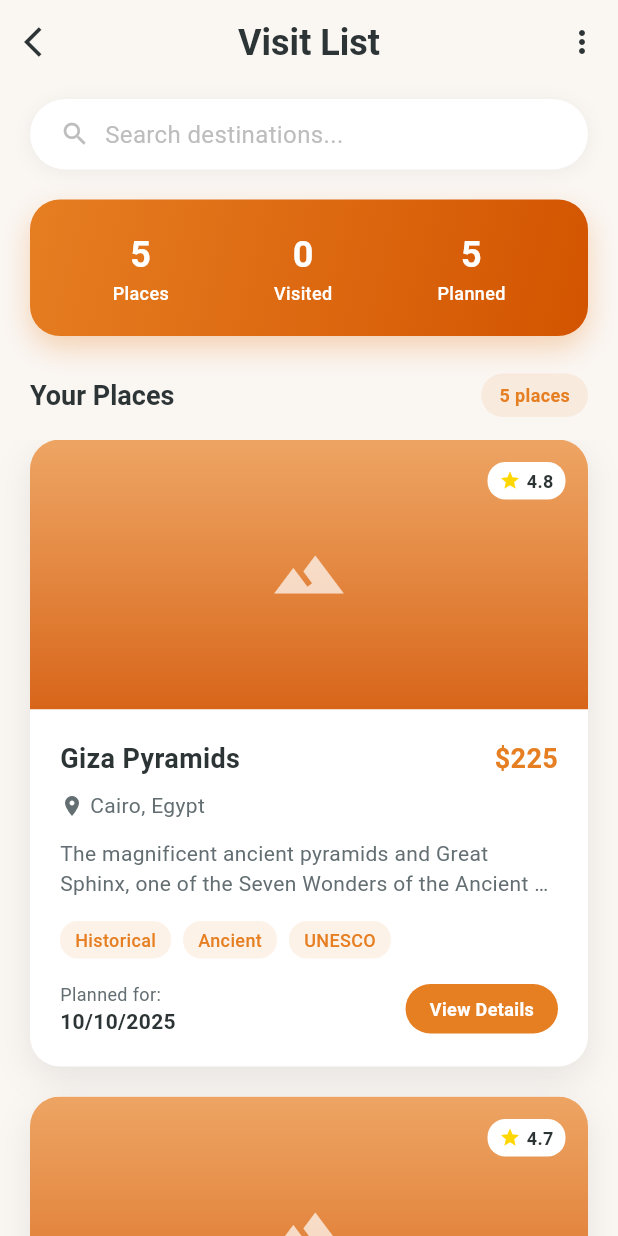
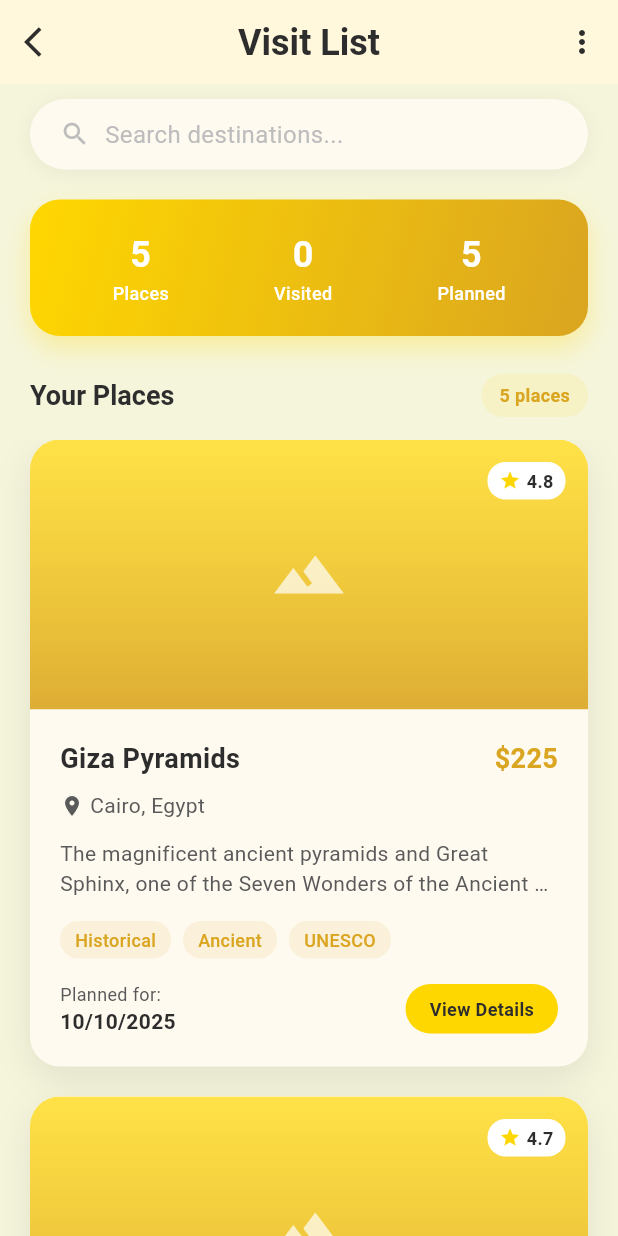
Before and after one commit to DEPI-Coursee/Final-Project, a Flutter app: the screen it shows after launch, on a phone screen of 412 x 824 dp. Run offline on Flutter 3.47's test engine with Material 3 defaults, Android fonts, the phone set to English and light mode, and no system bars.

Commit message:
Visit list page

```diff
--- a/lib/main.dart
+++ b/lib/main.dart
@@ -14,18 +14,16 @@ class TravelApp extends StatelessWidget {
       title: 'Travel Guide',
       debugShowCheckedModeBanner: false,
       theme: ThemeData(
-        primarySwatch: Colors.orange,
-        primaryColor: const Color(0xFFE67E22),
-        scaffoldBackgroundColor: const Color(0xFFFAF6F2),
+        primarySwatch: Colors.amber,
+        primaryColor: const Color(0xFFFFD700),
+        scaffoldBackgroundColor: const Color(0xFFFFF8DC),
         colorScheme: const ColorScheme.light(
-          primary: Color(0xFFE67E22),
-          secondary: Color(0xFFD4A574),
-          surface: Colors.white,
-          background: Color(0xFFFAF6F2),
-          onPrimary: Colors.white,
-          onSecondary: Colors.white,
-          onSurface: Color(0xFF2D3436),
-          onBackground: Color(0xFF2D3436),
+          primary: Color(0xFFFFD700),
+          secondary: Color(0xFFDAA520),
+          surface: Color(0xFFFFFAF0),
+          onPrimary: Color(0xFF2D2D2D),
+          onSecondary: Color(0xFF2D2D2D),
+          onSurface: Color(0xFF2D2D2D),
         ),
         useMaterial3: true,
         fontFamily: 'Roboto',
@@ -33,26 +31,20 @@ class TravelApp extends StatelessWidget {
           headlineLarge: TextStyle(
             fontSize: 28,
             fontWeight: FontWeight.bold,
-            color: Color(0xFF2D3436),
+            color: Color(0xFF2D2D2D),
           ),
           headlineMedium: TextStyle(
             fontSize: 24,
             fontWeight: FontWeight.w600,
-            color: Color(0xFF2D3436),
+            color: Color(0xFF2D2D2D),
           ),
           titleLarge: TextStyle(
             fontSize: 18,
             fontWeight: FontWeight.w600,
-            color: Color(0xFF2D3436),
+            color: Color(0xFF2D2D2D),
           ),
-          bodyLarge: TextStyle(
-            fontSize: 16,
-            color: Color(0xFF636E72),
-          ),
-          bodyMedium: TextStyle(
-            fontSize: 14,
-            color: Color(0xFF636E72),
-          ),
+          bodyLarge: TextStyle(fontSize: 16, color: Color(0xFF5A5A5A)),
+          bodyMedium: TextStyle(fontSize: 14, color: Color(0xFF5A5A5A)),
         ),
       ),
       home: const VisitListPage(),
@@ -73,8 +65,10 @@ class _VisitListPageState extends State<VisitListPage> {
       id: '1',
       name: 'Giza Pyramids',
       location: 'Cairo, Egypt',
-      description: 'The magnificent ancient pyramids and Great Sphinx, one of the Seven Wonders of the Ancient World.',
-      imageUrl: 'https://images.unsplash.com/photo-1539650116574-75c0c6d68963?w=400',
+      description:
+          'The magnificent ancient pyramids and Great Sphinx, one of the Seven Wonders of the Ancient World.',
+      imageUrl:
+          'https://images.unsplash.com/photo-1539650116574-75c0c6d68963?w=400',
       rating: 4.8,
       price: '\$225',
       tags: ['Historical', 'Ancient', 'UNESCO'],
@@ -84,8 +78,10 @@ class _VisitListPageState extends State<VisitListPage> {
       id: '2',
       name: 'Karnak Temple Complex',
       location: 'Luxor, Egypt',
-      description: 'A vast mix of decayed temples, chapels, pylons, and other buildings in Egypt.',
-      imageUrl: 'https://images.unsplash.com/photo-1574354076090-5afe8fd0d0d0?w=400',
+      description:
+          'A vast mix of decayed temples, chapels, pylons, and other buildings in Egypt.',
+      imageUrl:
+          'https://images.unsplash.com/photo-1574354076090-5afe8fd0d0d0?w=400',
       rating: 4.7,
       price: '\$185',
       tags: ['Temple', 'Historical', 'Sacred'],
@@ -95,8 +91,10 @@ class _VisitListPageState extends State<VisitListPage> {
       id: '3',
       name: 'Blue Hole',
       location: 'Dahab, Egypt',
-      description: 'A submarine sinkhole famous for recreational diving. Crystal clear waters and coral reefs.',
-      imageUrl: 'https://images.unsplash.com/photo-1583212292454-1fe6229603b7?w=400',
+      description:
+          'A submarine sinkhole famous for recreational diving. Crystal clear waters and coral reefs.',
+      imageUrl:
+          'https://images.unsplash.com/photo-1583212292454-1fe6229603b7?w=400',
       rating: 4.6,
       price: '\$95',
       tags: ['Diving', 'Nature', 'Adventure'],
@@ -106,8 +104,10 @@ class _VisitListPageState extends State<VisitListPage> {
       id: '4',
       name: 'Valley of the Kings',
       location: 'Luxor, Egypt',
-      description: 'Ancient burial ground of pharaohs with magnificent tombs and hieroglyphics.',
-      imageUrl: 'https://images.unsplash.com/photo-1548013146-72479768bada?w=400',
+      description:
+          'Ancient burial ground of pharaohs with magnificent tombs and hieroglyphics.',
+      imageUrl:
+          'https://images.unsplash.com/photo-1548013146-72479768bada?w=400',
       rating: 4.9,
       price: '\$165',
       tags: ['Tombs', 'Pharaohs', 'Ancient'],
@@ -117,8 +117,10 @@ class _VisitListPageState extends State<VisitListPage> {
       id: '5',
       name: 'White Desert',
       location: 'Farafra, Egypt',
-      description: 'Surreal white rock formations created by sandstorms, perfect for camping.',
-      imageUrl: 'https://images.unsplash.com/photo-1578662996442-48f60103fc96?w=400',
+      description:
+          'Surreal white rock formations created by sandstorms, perfect for camping.',
+      imageUrl:
+          'https://images.unsplash.com/photo-1578662996442-48f60103fc96?w=400',
       rating: 4.5,
       price: '\$120',
       tags: ['Desert', 'Camping', 'Nature'],
@@ -129,31 +131,25 @@ class _VisitListPageState extends State<VisitListPage> {
   @override
   Widget build(BuildContext context) {
     return Scaffold(
-      backgroundColor: const Color(0xFFFAF6F2),
+      backgroundColor: const Color(0xFFF5F5DC),
       appBar: AppBar(
         elevation: 0,
-        backgroundColor: const Color(0xFFFAF6F2),
+        backgroundColor: const Color(0xFFFFF8DC),
         title: Text(
           'Visit List',
-          style: Theme.of(context).textTheme.headlineMedium?.copyWith(
-            fontWeight: FontWeight.bold,
-          ),
+          style: Theme.of(
+            context,
+          ).textTheme.headlineMedium?.copyWith(fontWeight: FontWeight.bold),
         ),
         centerTitle: true,
         leading: IconButton(
           onPressed: () {},
-          icon: const Icon(
-            Icons.arrow_back_ios,
-            color: Color(0xFF2D3436),
-          ),
+          icon: const Icon(Icons.arrow_back_ios, color: Color(0xFF2D2D2D)),
         ),
         actions: [
           IconButton(
             onPressed: () {},
-            icon: const Icon(
-              Icons.more_vert,
-              color: Color(0xFF2D3436),
-            ),
+            icon: const Icon(Icons.more_vert, color: Color(0xFF2D2D2D)),
           ),
         ],
       ),
@@ -164,7 +160,7 @@ class _VisitListPageState extends State<VisitListPage> {
             margin: const EdgeInsets.symmetric(horizontal: 20, vertical: 10),
             padding: const EdgeInsets.symmetric(horizontal: 20, vertical: 12),
             decoration: BoxDecoration(
-              color: Colors.white,
+              color: Color(0xFFFFFAF0),
               borderRadius: BorderRadius.circular(25),
               boxShadow: [
                 BoxShadow(
@@ -176,19 +172,12 @@ class _VisitListPageState extends State<VisitListPage> {
             ),
             child: Row(
               children: [
-                Icon(
-                  Icons.search,
-                  color: Colors.grey[400],
-                  size: 20,
-                ),
+                Icon(Icons.search, color: Colors.grey[400], size: 20),
                 const SizedBox(width: 10),
                 Expanded(
                   child: Text(
                     'Search destinations...',
-                    style: TextStyle(
-                      color: Colors.grey[400],
-                      fontSize: 16,
-                    ),
+                    style: TextStyle(color: Colors.grey[400], fontSize: 16),
                   ),
                 ),
               ],
@@ -203,12 +192,12 @@ class _VisitListPageState extends State<VisitListPage> {
               gradient: const LinearGradient(
                 begin: Alignment.topLeft,
                 end: Alignment.bottomRight,
-                colors: [Color(0xFFE67E22), Color(0xFFD35400)],
+                colors: [Color(0xFFFFD700), Color(0xFFDAA520)],
               ),
               borderRadius: BorderRadius.circular(20),
               boxShadow: [
                 BoxShadow(
-                  color: const Color(0xFFE67E22).withOpacity(0.3),
+                  color: const Color(0xFFFFD700).withOpacity(0.3),
                   blurRadius: 15,
                   offset: const Offset(0, 8),
                 ),
@@ -218,8 +207,14 @@ class _VisitListPageState extends State<VisitListPage> {
               mainAxisAlignment: MainAxisAlignment.spaceAround,
               children: [
                 _buildStatItem('${_visitList.length}', 'Places'),
-                _buildStatItem('${_visitList.where((p) => p.isVisited).length}', 'Visited'),
-                _buildStatItem('${_visitList.where((p) => !p.isVisited).length}', 'Planned'),
+                _buildStatItem(
+                  '${_visitList.where((p) => p.isVisited).length}',
+                  'Visited',
+                ),
+                _buildStatItem(
+                  '${_visitList.where((p) => !p.isVisited).length}',
+                  'Planned',
+                ),
               ],
             ),
           ),
@@ -232,20 +227,23 @@ class _VisitListPageState extends State<VisitListPage> {
               children: [
                 Text(
                   'Your Places',
-                  style: Theme.of(context).textTheme.titleLarge?.copyWith(
-                    fontWeight: FontWeight.bold,
-                  ),
+                  style: Theme.of(
+                    context,
+                  ).textTheme.titleLarge?.copyWith(fontWeight: FontWeight.bold),
                 ),
                 Container(
-                  padding: const EdgeInsets.symmetric(horizontal: 12, vertical: 6),
+                  padding: const EdgeInsets.symmetric(
+                    horizontal: 12,
+                    vertical: 6,
+                  ),
                   decoration: BoxDecoration(
-                    color: const Color(0xFFE67E22).withOpacity(0.1),
+                    color: const Color(0xFFFFD700).withOpacity(0.1),
                     borderRadius: BorderRadius.circular(15),
                   ),
                   child: Text(
                     '${_visitList.length} places',
                     style: const TextStyle(
-                      color: Color(0xFFE67E22),
+                      color: Color(0xFFDAA520),
                       fontWeight: FontWeight.w600,
                       fontSize: 12,
                     ),
@@ -298,7 +296,7 @@ class _VisitListPageState extends State<VisitListPage> {
     return Container(
       margin: const EdgeInsets.only(bottom: 20),
       decoration: BoxDecoration(
-        color: Colors.white,
+        color: Color(0xFFFFFAF0),
         borderRadius: BorderRadius.circular(20),
         boxShadow: [
           BoxShadow(
@@ -325,8 +323,8 @@ class _VisitListPageState extends State<VisitListPage> {
                   begin: Alignment.topCenter,
                   end: Alignment.bottomCenter,
                   colors: [
-                    const Color(0xFFE67E22).withOpacity(0.7),
-                    const Color(0xFFD35400).withOpacity(0.9),
+                    const Color(0xFFFFD700).withOpacity(0.7),
+                    const Color(0xFFDAA520).withOpacity(0.9),
                   ],
                 ),
               ),
@@ -345,7 +343,10 @@ class _VisitListPageState extends State<VisitListPage> {
                     top: 15,
                     right: 15,
                     child: Container(
-                      padding: const EdgeInsets.symmetric(horizontal: 8, vertical: 4),
+                      padding: const EdgeInsets.symmetric(
+                        horizontal: 8,
+                        vertical: 4,
+                      ),
                       decoration: BoxDecoration(
                         color: Colors.white,
                         borderRadius: BorderRadius.circular(12),
@@ -364,7 +365,7 @@ class _VisitListPageState extends State<VisitListPage> {
                             style: const TextStyle(
                               fontSize: 12,
                               fontWeight: FontWeight.bold,
-                              color: Color(0xFF2D3436),
+                              color: Color(0xFF2D2D2D),
                             ),
                           ),
                         ],
@@ -392,7 +393,7 @@ class _VisitListPageState extends State<VisitListPage> {
                         style: const TextStyle(
                           fontSize: 18,
                           fontWeight: FontWeight.bold,
-                          color: Color(0xFF2D3436),
+                          color: Color(0xFF2D2D2D),
                         ),
                       ),
                     ),
@@ -401,7 +402,7 @@ class _VisitListPageState extends State<VisitListPage> {
                       style: const TextStyle(
                         fontSize: 18,
                         fontWeight: FontWeight.bold,
-                        color: Color(0xFFE67E22),
+                        color: Color(0xFFDAA520),
                       ),
                     ),
                   ],
@@ -415,14 +416,14 @@ class _VisitListPageState extends State<VisitListPage> {
                     const Icon(
                       Icons.location_on,
                       size: 16,
-                      color: Color(0xFF636E72),
+                      color: Color(0xFF5A5A5A),
                     ),
                     const SizedBox(width: 4),
                     Text(
                       place.location,
                       style: const TextStyle(
                         fontSize: 14,
-                        color: Color(0xFF636E72),
+                        color: Color(0xFF5A5A5A),
                       ),
                     ),
                   ],
@@ -435,7 +436,7 @@ class _VisitListPageState extends State<VisitListPage> {
                   place.description,
                   style: const TextStyle(
                     fontSize: 14,
-                    color: Color(0xFF636E72),
+                    color: Color(0xFF5A5A5A),
                     height: 1.4,
                   ),
                   maxLines: 2,
@@ -447,21 +448,28 @@ class _VisitListPageState extends State<VisitListPage> {
                 // Tags
                 Wrap(
                   spacing: 8,
-                  children: place.tags.map((tag) => Container(
-                    padding: const EdgeInsets.symmetric(horizontal: 10, vertical: 4),
+                  children: place.tags
+                      .map(
+                        (tag) => Container(
+                          padding: const EdgeInsets.symmetric(
+                            horizontal: 10,
+                            vertical: 4,
+                          ),
                           decoration: BoxDecoration(
-                      color: const Color(0xFFE67E22).withOpacity(0.1),
+                            color: const Color(0xFFDAA520).withOpacity(0.1),
                             borderRadius: BorderRadius.circular(12),
                           ),
                           child: Text(
                             tag,
                             style: const TextStyle(
                               fontSize: 12,
-                        color: Color(0xFFE67E22),
+                              color: Color(0xFFDAA520),
                               fontWeight: FontWeight.w500,
                             ),
                           ),
-                  )).toList(),
+                        ),
+                      )
+                      .toList(),
                 ),
 
                 const SizedBox(height: 15),
@@ -478,7 +486,7 @@ class _VisitListPageState extends State<VisitListPage> {
                             'Planned for:',
                             style: TextStyle(
                               fontSize: 12,
-                              color: Color(0xFF636E72),
+                              color: Color(0xFF5A5A5A),
                             ),
                           ),
                           Text(
@@ -486,22 +494,25 @@ class _VisitListPageState extends State<VisitListPage> {
                             style: const TextStyle(
                               fontSize: 14,
                               fontWeight: FontWeight.w600,
-                              color: Color(0xFF2D3436),
+                              color: Color(0xFF2D2D2D),
                             ),
                           ),
                         ],
                       ),
 
                     Container(
-                      padding: const EdgeInsets.symmetric(horizontal: 16, vertical: 8),
+                      padding: const EdgeInsets.symmetric(
+                        horizontal: 16,
+                        vertical: 8,
+                      ),
                       decoration: BoxDecoration(
-                        color: const Color(0xFFE67E22),
+                        color: const Color(0xFFFFD700),
                         borderRadius: BorderRadius.circular(20),
                       ),
                       child: const Text(
                         'View Details',
                         style: TextStyle(
-                          color: Colors.white,
+                          color: Color(0xFF2D2D2D),
                           fontWeight: FontWeight.w600,
                           fontSize: 12,
                         ),
```
Also changed, not shown: 1 other file. Lines whose indentation alone changed are shown as unchanged.
